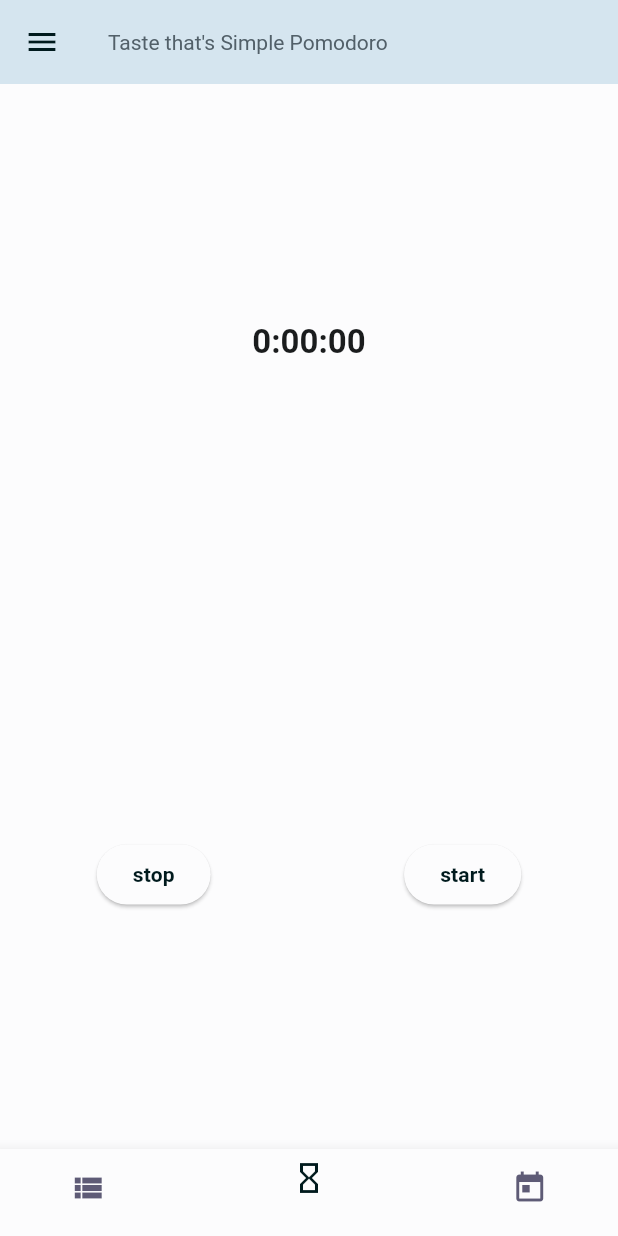
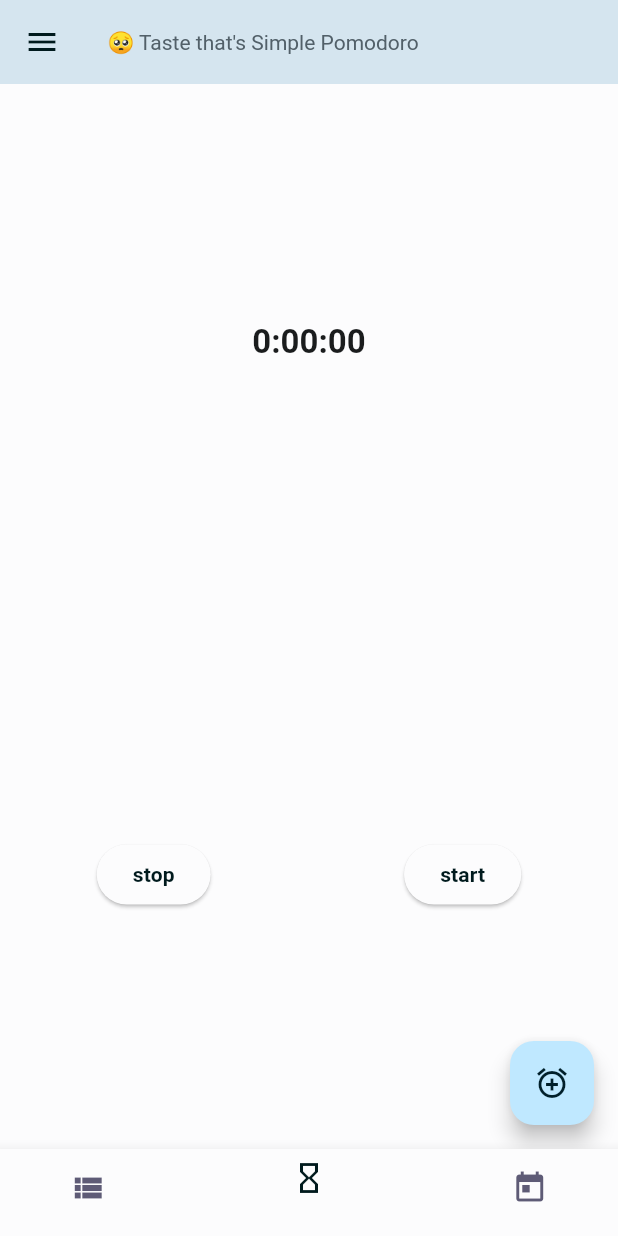
Before and after one commit to sakanafuto/pomodoro, a Flutter app: the screen it shows after launch, on a phone screen of 412 x 824 dp. Run offline on Flutter 3.47's test engine with Material 2 defaults, Android fonts, the phone set to English and light mode, and no system bars; our stand-ins replace google_fonts, hooks_riverpod.

Commit message:
:sparkles: ページ遷移のアニメーション追加

```diff
--- a/lib/ui/component/bottom_navigation_bar_view.dart
+++ b/lib/ui/component/bottom_navigation_bar_view.dart
@@ -28,7 +28,7 @@ class BottomNavigationBarView extends ConsumerWidget {
       home: Scaffold(
         appBar: AppBar(
           elevation: 0,
-          title: Text("Taste that's Simple Pomodoro"),
+          title: Text("🥺 Taste that's Simple Pomodoro"),
         ),
         body: _pages[ref.watch(appTabTypeProvider).index],
         bottomNavigationBar: BottomNavigationBar(
@@ -53,13 +53,14 @@ class BottomNavigationBarView extends ConsumerWidget {
                 AppTabType.values[selectIndex];
           },
         ),
-        drawer: _drawer(),
+        drawer: _drawer(context),
       ),
     );
   }
 
-  Widget _drawer() {
+  Widget _drawer(BuildContext context) {
     return Drawer(
+      backgroundColor: Theme.of(context).colorScheme.primaryContainer,
       child: Center(
         child: Text("Simple Drawer"),
       ),
--- a/lib/ui/home/home_screen.dart
+++ b/lib/ui/home/home_screen.dart
@@ -1,9 +1,10 @@
 import 'dart:async';
-
+import 'package:flutter/cupertino.dart';
 import 'package:flutter/material.dart';
 import 'package:hooks_riverpod/hooks_riverpod.dart';
 import 'package:intl/date_symbol_data_local.dart';
 import 'package:intl/intl.dart';
+import 'package:pomodoro/ui/timer/add_timer_screen.dart';
 
 final timerProvider = StateProvider<DateTime>((ref) => DateTime.utc(0, 0, 0));
 
@@ -50,6 +51,34 @@ class HomeScreen extends HookConsumerWidget {
           ),
         ],
       ),
+      floatingActionButton: FloatingActionButton(
+        onPressed: () => Navigator.push(
+          context,
+          SizeRoute(page: AddTimerScreen()),
+          // CupertinoPageRoute(
+          //   builder: (_) => AddTimerScreen(),
+          // ),
+        ),
+        child: const Icon(Icons.add_alarm),
+      ),
     );
   }
 }
+
+class SizeRoute extends PageRouteBuilder {
+  final Widget page;
+  SizeRoute({required this.page})
+      : super(
+          transitionDuration: const Duration(milliseconds: 200),
+          reverseTransitionDuration: const Duration(milliseconds: 200),
+          pageBuilder: (BuildContext context, Animation<double> animation,
+              secondaryAnimation) {
+            return page;
+          },
+          transitionsBuilder: (context, animation, secondaryAnimation, child) {
+            return Align(
+              child: SizeTransition(sizeFactor: animation, child: child),
+            );
+          },
+        );
+}
```
Also changed, not shown: lib/ui/settings/settings_screen.dart (added, +11 -0 lines), lib/ui/timer/add_timer_screen.dart (added, +23 -0 lines).
